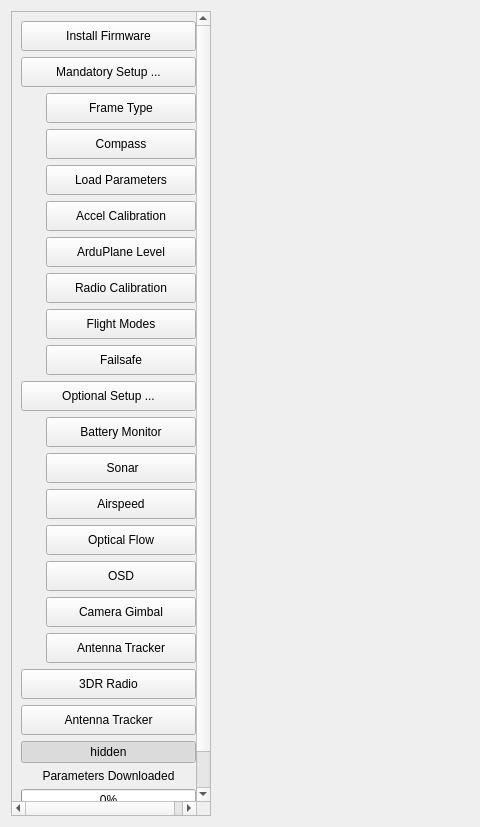
Qt form src/ui/configuration/ApmHardwareConfig.ui (ArduPilot/apm_planner) before a commit; both pictures show x 0 to 480 and y 0 to 827 of the 1225 by 827 pixel window.
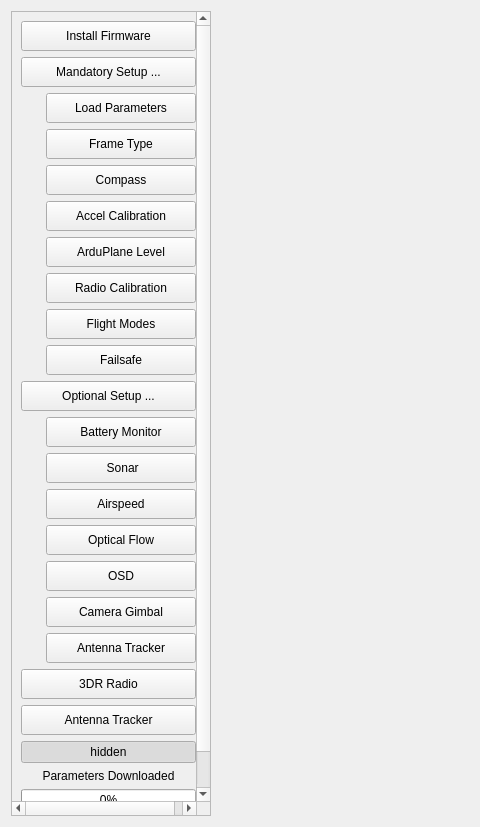
The same form after that commit. Icons and pictures are not drawn.

```diff
--- a/src/ui/configuration/ApmHardwareConfig.ui
+++ b/src/ui/configuration/ApmHardwareConfig.ui
@@ -48,8 +48,8 @@
        <rect>
         <x>0</x>
         <y>0</y>
-        <width>195</width>
-        <height>834</height>
+        <width>199</width>
+        <height>801</height>
        </rect>
       </property>
       <layout class="QVBoxLayout" name="verticalLayout_12">
@@ -125,6 +125,31 @@
            </property>
           </widget>
          </item>
+         <item alignment="Qt::AlignRight">
+          <widget class="QPushButton" name="paramButton">
+           <property name="minimumSize">
+            <size>
+             <width>150</width>
+             <height>30</height>
+            </size>
+           </property>
+           <property name="maximumSize">
+            <size>
+             <width>150</width>
+             <height>30</height>
+            </size>
+           </property>
+           <property name="text">
+            <string>Load Parameters</string>
+           </property>
+           <property name="checkable">
+            <bool>true</bool>
+           </property>
+           <property name="autoExclusive">
+            <bool>true</bool>
+           </property>
+          </widget>
+         </item>
          <item alignment="Qt::AlignRight">
           <widget class="QPushButton" name="frameTypeButton">
            <property name="minimumSize">
@@ -181,31 +206,6 @@
            </property>
           </widget>
          </item>
-         <item alignment="Qt::AlignRight">
-          <widget class="QPushButton" name="paramButton">
-           <property name="minimumSize">
-            <size>
-             <width>150</width>
-             <height>30</height>
-            </size>
-           </property>
-           <property name="maximumSize">
-            <size>
-             <width>150</width>
-             <height>30</height>
-            </size>
-           </property>
-           <property name="text">
-            <string>Load Parameters</string>
-           </property>
-           <property name="checkable">
-            <bool>true</bool>
-           </property>
-           <property name="autoExclusive">
-            <bool>true</bool>
-           </property>
-          </widget>
-         </item>
          <item alignment="Qt::AlignRight">
           <widget class="QPushButton" name="accelCalibrateButton">
            <property name="minimumSize">
```
